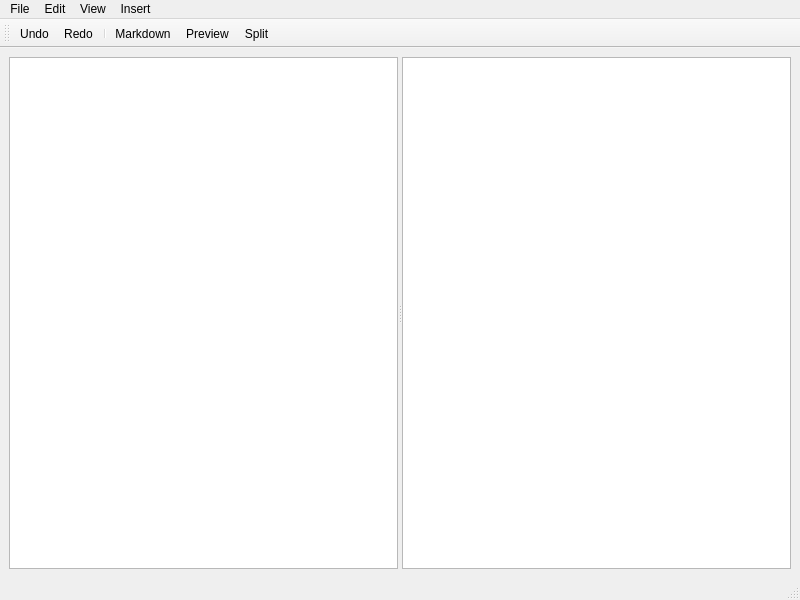
First picture: the form in mainwindow.ui, repository CowchPotatoe/Qt-Notex, before the edit.
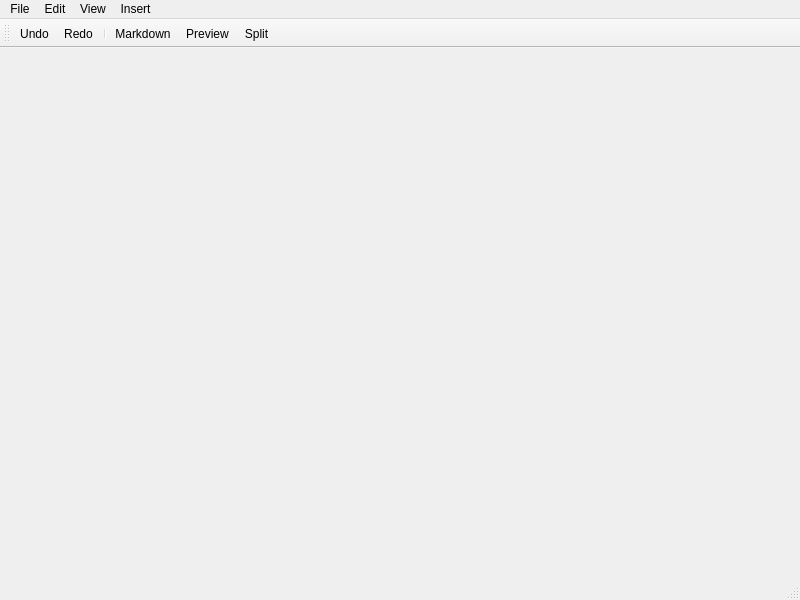
Second picture: the form after the edit. Icons and pictures are not drawn.

Commit message: Major Update: File system and tabs

```diff
--- a/mainwindow.ui
+++ b/mainwindow.ui
@@ -30,37 +30,7 @@
      <verstretch>0</verstretch>
     </sizepolicy>
    </property>
-   <layout class="QVBoxLayout" name="verticalLayout">
-    <item>
-     <widget class="QSplitter" name="splitter">
-      <property name="orientation">
-       <enum>Qt::Orientation::Horizontal</enum>
-      </property>
-      <property name="childrenCollapsible">
-       <bool>false</bool>
-      </property>
-      <widget class="QTextEdit" name="textInput">
-       <property name="enabled">
-        <bool>true</bool>
-       </property>
-       <property name="maximumSize">
-        <size>
-         <width>16777215</width>
-         <height>16777215</height>
-        </size>
-       </property>
-      </widget>
-      <widget class="QTextBrowser" name="preview">
-       <property name="maximumSize">
-        <size>
-         <width>16777215</width>
-         <height>16777215</height>
-        </size>
-       </property>
-      </widget>
-     </widget>
-    </item>
-   </layout>
+   <layout class="QVBoxLayout" name="verticalLayout"/>
   </widget>
   <widget class="QMenuBar" name="menubar">
    <property name="geometry">
```
The commit also changes 6 other files.
